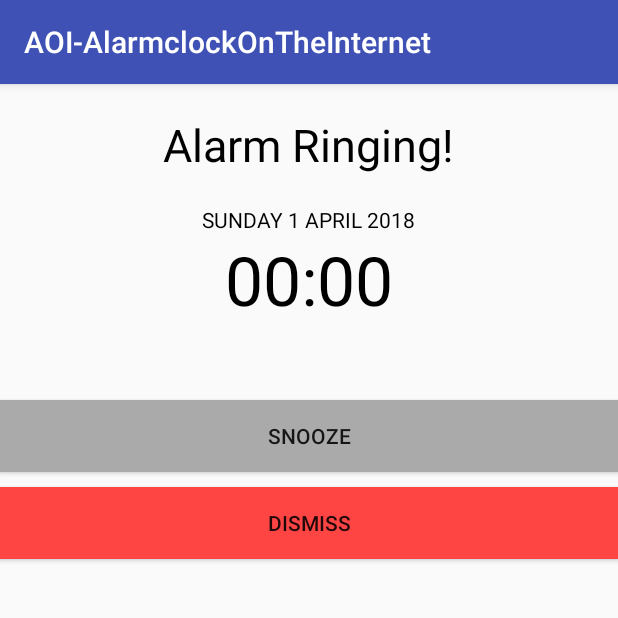
After one commit to Brendan-Lucas/AOI-AlarmclockOnTheInternet, an Android app: the ActivityAlarmRinging screen opened directly, with no data from a screen before it, on a phone screen of 412 x 824 dp, the top half of it. The commit adds this screen. Run offline under Robolectric (Android 15) with nearby library versions, the phone set to English and light mode, and no system bars; 4 statements that could not run were skipped.

Commit message:
Potential Complete Model (RaspPiController & AlarmReceiver are pending updates)

```diff
--- /dev/null
+++ b/Android/app/src/main/java/aoi/alarmclockontheinternet/ActivityAlarmRinging.java
@@ -0,0 +1,83 @@
+package aoi.alarmclockontheinternet;
+
+import android.media.Ringtone;
+import android.media.RingtoneManager;
+import android.net.Uri;
+import android.os.Handler;
+import android.support.v7.app.AppCompatActivity;
+import android.os.Bundle;
+import android.view.View;
+import android.widget.Button;
+import android.widget.TextView;
+
+import java.text.SimpleDateFormat;
+import java.util.Date;
+import java.util.Locale;
+
+public class ActivityAlarmRinging extends AppCompatActivity {
+    Ringtone r;
+
+    @Override
+    protected void onCreate(Bundle savedInstanceState) {
+        super.onCreate(savedInstanceState);
+        setContentView(R.layout.activity_alarm_ringing);
+
+        final Alarm alarm = ActivityManager.getAOIModel().alarms
+                .get(getIntent().getIntExtra("alarmIndex", -1));
+
+        SimpleDateFormat dateFormat = new SimpleDateFormat("EEEE d MMMM YYYY", Locale.US);
+        ((TextView) findViewById(R.id.ringer_txtDate)).setText(dateFormat.format(alarm.getTime()));
+
+        dateFormat = new SimpleDateFormat("HH:mm", Locale.US);
+        ((TextView) findViewById(R.id.ringer_txtTime)).setText(dateFormat.format(alarm.getTime()));
+
+        Button btnSnooze = findViewById(R.id.ringer_btnSnooze);
+        if (alarm.isFullSend()) {
+            btnSnooze.setEnabled(false);
+            findViewById(R.id.ringer_fullSend).setVisibility(View.VISIBLE);
+            Handler startupDelayHandler = new Handler();
+            startupDelayHandler.postDelayed(new Runnable() {
+                @Override
+                public void run() {
+
+                    try {
+                        AOIModel aoiModel = ActivityManager.getAOIModel();
+                        aoiModel.cancelAlarm(alarm);
+                        aoiModel.setAlarm(new Date(), true, alarm.getFullSendInterval());
+                    } catch (Exception ignored) {
+                    }
+                    finish();
+
+                }
+            }, alarm.getFullSendInterval() * 1000);
+        }
+        btnSnooze.setOnClickListener(new View.OnClickListener() {
+            @Override
+            public void onClick(View v) {
+                AOIModel aoiModel = ActivityManager.getAOIModel();
+                aoiModel.cancelAlarm(alarm);
+                aoiModel.setAlarm(new Date(alarm.getTime().getTime() + (5*1000)), false, -1);
+                finish();
+            }
+        });
+
+        Button btnDismiss = findViewById(R.id.ringer_btnDismiss);
+        btnDismiss.setOnClickListener(new View.OnClickListener() {
+            @Override
+            public void onClick(View v) {
+                ActivityManager.getAOIModel().cancelAlarm(alarm);
+                finish();
+            }
+        });
+
+        Uri alarmSound = RingtoneManager.getDefaultUri(RingtoneManager.TYPE_ALARM);
+        r = RingtoneManager.getRingtone(getApplicationContext(), alarmSound);
+        r.play();
+    }
+
+    @Override
+    public void onDestroy() {
+        super.onDestroy();
+        r.stop();
+    }
+}
--- a/Android/app/src/main/java/aoi/alarmclockontheinternet/AlarmReceiver.java
+++ b/Android/app/src/main/java/aoi/alarmclockontheinternet/AlarmReceiver.java
@@ -15,15 +15,9 @@ public class AlarmReceiver extends BroadcastReceiver {
 
     @Override
     public void onReceive(Context context, Intent intent) {
-        PowerManager pm = (PowerManager) context.getSystemService(Context.POWER_SERVICE);
-        PowerManager.WakeLock wl = pm.newWakeLock(PowerManager.PARTIAL_WAKE_LOCK, "");
-        wl.acquire(10000);
-
         AOIModel aoiModel = ActivityManager.getAOIModel();
 
         Alarm alarm = aoiModel.alarms.get(intent.getIntExtra("alarmIndex", -1));
         alarm.enable(aoiModel.piController);
-
-        wl.release();
     }
 }
--- a/Android/app/src/main/java/aoi/alarmclockontheinternet/AlarmRecyclerAdapter.java
+++ b/Android/app/src/main/java/aoi/alarmclockontheinternet/AlarmRecyclerAdapter.java
@@ -40,7 +40,7 @@ public class AlarmRecyclerAdapter extends RecyclerView.Adapter<AlarmRecyclerAdap
                         public void run(Date alarmDateTime) {
                             AOIModel aoiModel = ActivityManager.getAOIModel();
                             aoiModel.cancelAlarm(alarm);
-                            aoiModel.setAlarm(alarmDateTime);
+                            aoiModel.setAlarm(alarmDateTime, alarm.isFullSend(), alarm.getFullSendInterval());
                         }
                     });
                 }
--- a/Android/app/src/main/java/aoi/alarmclockontheinternet/MainActivity.java
+++ b/Android/app/src/main/java/aoi/alarmclockontheinternet/MainActivity.java
@@ -17,8 +17,11 @@ public class MainActivity extends AppCompatActivity {
         final Context context = this;
 
         //TODO implement hostname in rasp pi controller
-        ActivityManager.setAOIModel(new AOIModel(this, new RaspberryPiController("hostname", "script/webpage")));
+        ActivityManager.setAOIModel(new AOIModel(this, new RaspberryPiController(this, "git-up.com", "RPiApp/manage.py")));
         ActivityManager.getAOIModel().init();
+        if (ActivityManager.getAlarmClock() == null) {
+            ActivityManager.initAlarmClock();
+        }
 
         Button newAlarmButton = findViewById(R.id.newalarmbutt);
         newAlarmButton.setOnClickListener(new View.OnClickListener() {
--- /dev/null
+++ b/Android/app/src/main/res/layout/activity_alarm_ringing.xml
@@ -0,0 +1,83 @@
+<?xml version="1.0" encoding="utf-8"?>
+<LinearLayout xmlns:android="http://schemas.android.com/apk/res/android"
+    xmlns:tools="http://schemas.android.com/tools"
+    android:layout_width="match_parent"
+    android:layout_height="match_parent"
+    android:orientation="vertical"
+    tools:context="aoi.alarmclockontheinternet.ActivityAlarmRinging">
+
+    <TextView
+        android:layout_width="wrap_content"
+        android:layout_height="wrap_content"
+        android:layout_gravity="center_horizontal"
+        android:layout_marginBottom="20dp"
+        android:layout_marginTop="20dp"
+        android:text="Alarm Ringing!"
+        android:textColor="@android:color/black"
+        android:textSize="30sp" />
+
+    <TextView
+        android:id="@+id/ringer_txtDate"
+        android:layout_width="wrap_content"
+        android:layout_height="wrap_content"
+        android:layout_gravity="center_horizontal"
+        android:text="Sunday 1 April 2018"
+        android:textAllCaps="true"
+        android:textColor="@android:color/black" />
+
+    <TextView
+        android:id="@+id/ringer_txtTime"
+        android:layout_width="wrap_content"
+        android:layout_height="wrap_content"
+        android:layout_gravity="center_horizontal"
+        android:text="00:00"
+        android:textAllCaps="true"
+        android:textColor="@android:color/black"
+        android:textSize="45sp" />
+
+    <Button
+        android:id="@+id/ringer_btnSnooze"
+        android:layout_width="match_parent"
+        android:layout_height="wrap_content"
+        android:layout_marginTop="50dp"
+        android:background="@android:color/darker_gray"
+        android:text="Snooze" />
+
+    <Button
+        android:id="@+id/ringer_btnDismiss"
+        android:layout_width="match_parent"
+        android:layout_height="wrap_content"
+        android:layout_marginTop="10dp"
+        android:background="@android:color/holo_red_light"
+        android:text="Dismiss" />
+
+    <LinearLayout
+        android:id="@+id/ringer_fullSend"
+        android:layout_width="match_parent"
+        android:layout_height="wrap_content"
+        android:layout_marginTop="50dp"
+        android:orientation="vertical"
+        android:visibility="invisible">
+
+        <TextView
+            android:layout_width="wrap_content"
+            android:layout_height="wrap_content"
+            android:layout_gravity="center_horizontal"
+            android:text="WARNING: Full Send!"
+            android:textAllCaps="false"
+            android:textColor="@android:color/holo_red_dark"
+            android:textSize="24sp" />
+
+        <TextView
+            android:layout_width="wrap_content"
+            android:layout_height="wrap_content"
+            android:layout_gravity="center_horizontal"
+            android:text="Alarm will continue to snooze if you don't dismiss!"
+            android:textAlignment="center"
+            android:textAllCaps="false"
+            android:textColor="@android:color/black"
+            android:textSize="18sp" />
+
+    </LinearLayout>
+
+</LinearLayout>
```
Also changed, not shown: Android/app/src/main/AndroidManifest.xml (+6 -2 lines), Android/app/src/main/java/aoi/alarmclockontheinternet/AOIModel.java (+31 -18 lines), Android/app/src/main/java/aoi/alarmclockontheinternet/ActivityManager.java (+19 -0 lines), Android/app/src/main/java/aoi/alarmclockontheinternet/AddAlarmActivity.java (+17 -1 lines), Android/app/src/main/java/aoi/alarmclockontheinternet/Alarm.java (+18 -3 lines), Android/app/src/main/java/aoi/alarmclockontheinternet/AlarmClock.java (added, +46 -0 lines), Android/app/src/main/java/aoi/alarmclockontheinternet/DateTimePicker.java (+29 -0 lines), Android/app/src/main/java/aoi/alarmclockontheinternet/RaspberryPiController.java (+15 -8 lines), Android/app/src/main/res/layout/activity_add_alarm.xml (+5 -11 lines).
